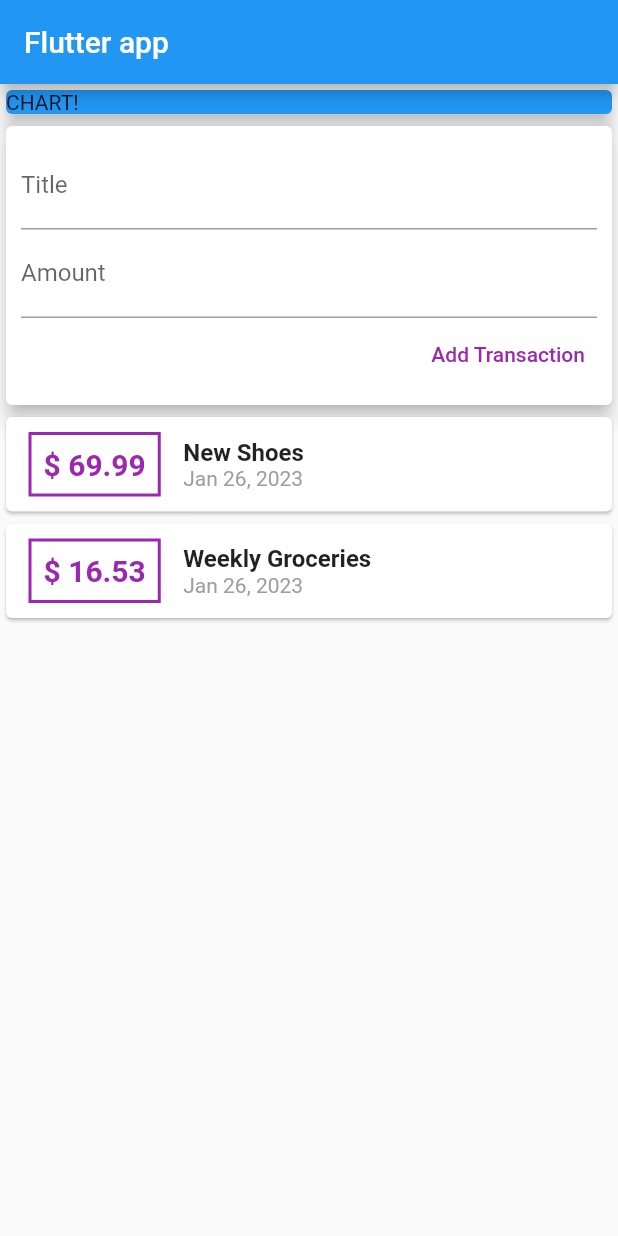
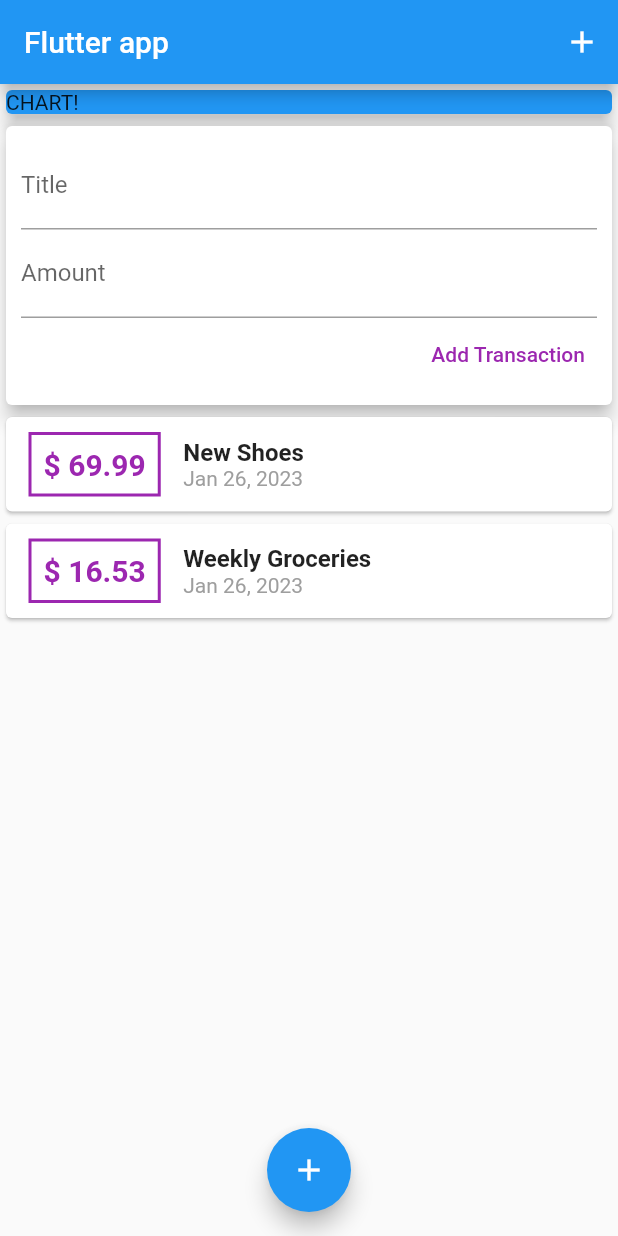
Before and after one commit to sangeeta2701/expenses-planner, a Flutter app: the screen it shows after launch, after a tap on "Add Transaction", on a phone screen of 412 x 824 dp. Run offline on Flutter 3.47's test engine with Material 2 defaults, Android fonts, the phone set to English and light mode, and no system bars.

Commit message:
Expenses Planner

```diff
--- a/lib/main.dart
+++ b/lib/main.dart
@@ -34,6 +34,14 @@
     return Scaffold(
       appBar: AppBar(
         title: Text("Flutter app"),
+        actions: [
+          IconButton(
+            onPressed: () {},
+            icon: Icon(
+              Icons.add,
+            ),
+          ),
+        ],
       ),
       body: SingleChildScrollView(
         child: Column(
@@ -52,6 +60,11 @@
           ],
         ),
       ),
+      floatingActionButtonLocation: FloatingActionButtonLocation.centerFloat,
+      floatingActionButton: FloatingActionButton(
+        onPressed: () {},
+        child: Icon(Icons.add),
+      ),
     );
   }
 }
--- a/lib/widgets/new_transactions.dart
+++ b/lib/widgets/new_transactions.dart
@@ -6,6 +6,17 @@
   final Function addTx;
   final titleController = TextEditingController();
   final amountController = TextEditingController();
+
+  void submitData() {
+    final enteredTitle = titleController.text;
+    final enteredAmount = double.parse(amountController.text);
+
+    if (enteredTitle.isEmpty || enteredAmount <= 0) {
+      return;
+    }
+
+    addTx(enteredTitle, enteredAmount);
+  }
 
   @override
   Widget build(BuildContext context) {
@@ -21,6 +32,7 @@
               decoration: InputDecoration(
                 labelText: "Title",
               ),
+              onSubmitted: (_) => submitData(),
             ),
             TextField(
               keyboardType: TextInputType.number,
@@ -28,12 +40,10 @@
               decoration: InputDecoration(
                 labelText: "Amount",
               ),
+              onSubmitted: (_) => submitData(),
             ),
             TextButton(
-              onPressed: () {
-                addTx(
-                    titleController.text, double.parse(amountController.text));
-              },
+              onPressed: submitData,
               child: Text(
                 "Add Transaction",
                 style: TextStyle(color: Colors.purple),
--- a/lib/widgets/transaction_list.dart
+++ b/lib/widgets/transaction_list.dart
@@ -24,7 +24,7 @@
                       border: Border.all(color: Colors.purple, width: 2)),
                   padding: EdgeInsets.all(8),
                   child: Text(
-                    "\$ ${transactions[index].amount}",
+                    "\$ ${transactions[index].amount.toStringAsFixed(2)}",
                     style: TextStyle(
                       fontWeight: FontWeight.bold,
                       fontSize: 20,
```
